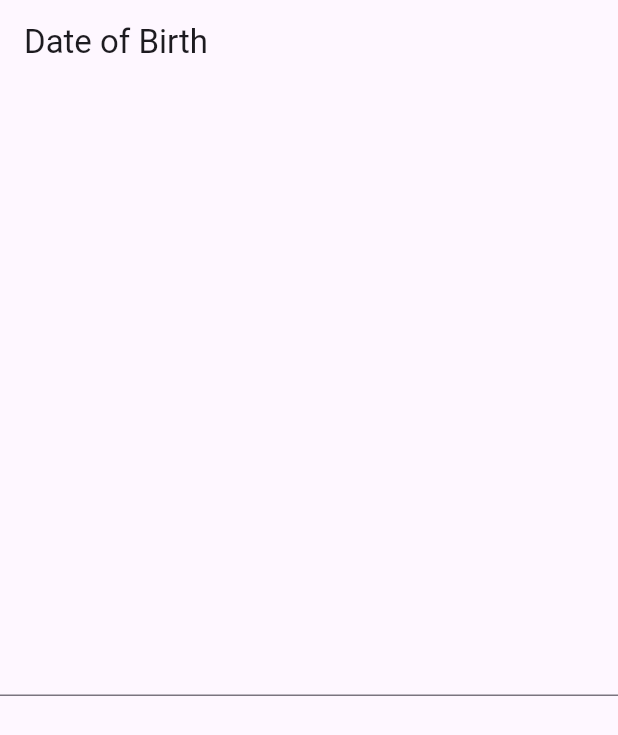
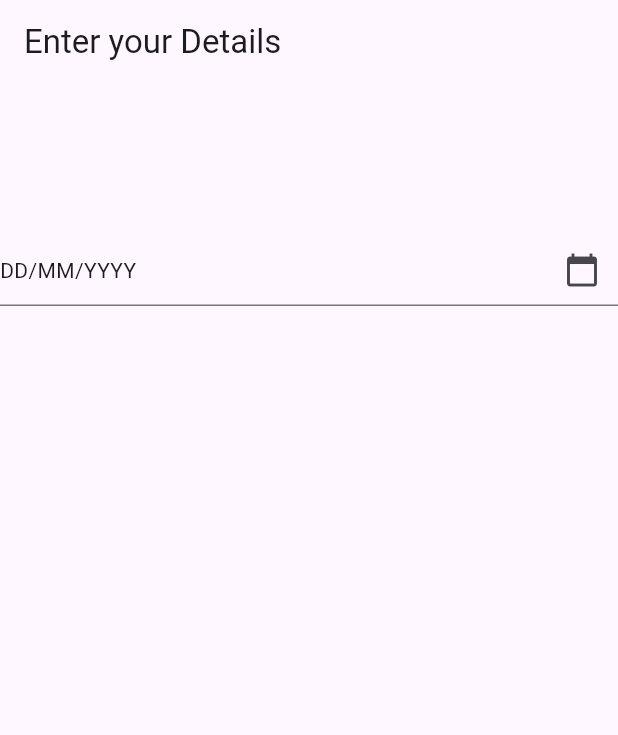
Before and after one commit to Sajna-N/date_formatter, a Flutter app: the screen it shows after launch, on a phone screen of 412 x 824 dp. Shown: the top 735 px of the screen. Run offline on Flutter 3.47's test engine with Material 2 defaults, Android fonts, the phone set to English and light mode, and no system bars.

Commit message:
updated changes

```diff
--- a/lib/screens/dob_screen.dart
+++ b/lib/screens/dob_screen.dart
@@ -1,25 +1,75 @@
 import 'package:dob_task/widgets/date_format.dart';
 import 'package:flutter/material.dart';
-
-// import '../widgets/date_formatter.dart';
 
 class DobScreen extends StatelessWidget {
   final TextEditingController _controller = TextEditingController();
 
   DobScreen({super.key});
+  String generateDateFormat(String input) {
+    print(_controller.text.length);
+    int contollerLen = _controller.text.length;
+    // final nonBreakingSpace = String.fromCharCode(160);
+    int inputLength = input.length;
+    print(inputLength);
+    if (contollerLen == 0) {
+      return "DD/MM/YYYY";
+    } else if (contollerLen == 1) {
+      return '     /MM/YYYY';
+    } else if (contollerLen == 2) {
+      return '     /MM/YYYY';
+    } else if (contollerLen == 3) {
+      return '       MM/YYYY';
+    } else if (contollerLen == 4) {
+      return '             /YYYY';
+    } else if (contollerLen == 5) {
+      return '             /YYYY';
+    } else if (contollerLen == 6) {
+      return '              YYYY';
+    } else if (contollerLen == 7) {
+      return '                    ';
+    } else if (contollerLen == 8) {
+      return '                    ';
+    } else if (contollerLen == 9) {
+      return '                    ';
+    } else {
+      return "";
+    }
+  }
 
   @override
   Widget build(BuildContext context) {
     return Scaffold(
       appBar: AppBar(
-        title: const Text('Date of Birth'),
+        title: const Text('Enter your Details'),
       ),
-      body: Center(
-        child: TextField(
-          controller: _controller,
-          keyboardType: TextInputType.datetime,
-          inputFormatters: [DateFormatter()],
-        ),
+      body: Column(
+        children: <Widget>[
+          const SizedBox(
+            height: 100,
+          ),
+          Stack(
+            alignment: Alignment.centerLeft,
+            children: [
+              ValueListenableBuilder(
+                  valueListenable: _controller,
+                  builder: (context, snapshot, _) {
+                    return Text(generateDateFormat("DD/MM/YYYY"));
+                  }),
+              TextField(
+                controller: _controller,
+                keyboardType: TextInputType.datetime,
+                inputFormatters: [DateFormatter()],
+                decoration: InputDecoration(
+                  floatingLabelBehavior: FloatingLabelBehavior.never,
+                  suffixIcon: IconButton(
+                    onPressed: () {},
+                    icon: const Icon(Icons.calendar_today),
+                  ),
+                ),
+              ),
+            ],
+          ),
+        ],
       ),
     );
   }
--- a/lib/widgets/date_format.dart
+++ b/lib/widgets/date_format.dart
@@ -53,11 +53,6 @@ class DateFormatter extends TextInputFormatter {
       if (y1 < 1 || y1 > 2) {
         currText = currText.substring(0, 6);
       }
-    } else if (currLen == 8) {
-      int y2 = int.parse(currText.substring(6, 8));
-      if (y2 < 12 || y2 > 20) {
-        currText = currText.substring(0, 7);
-      }
     } else if (currLen == 11) {
       currText = currText.substring(0, 10);
     }
```
